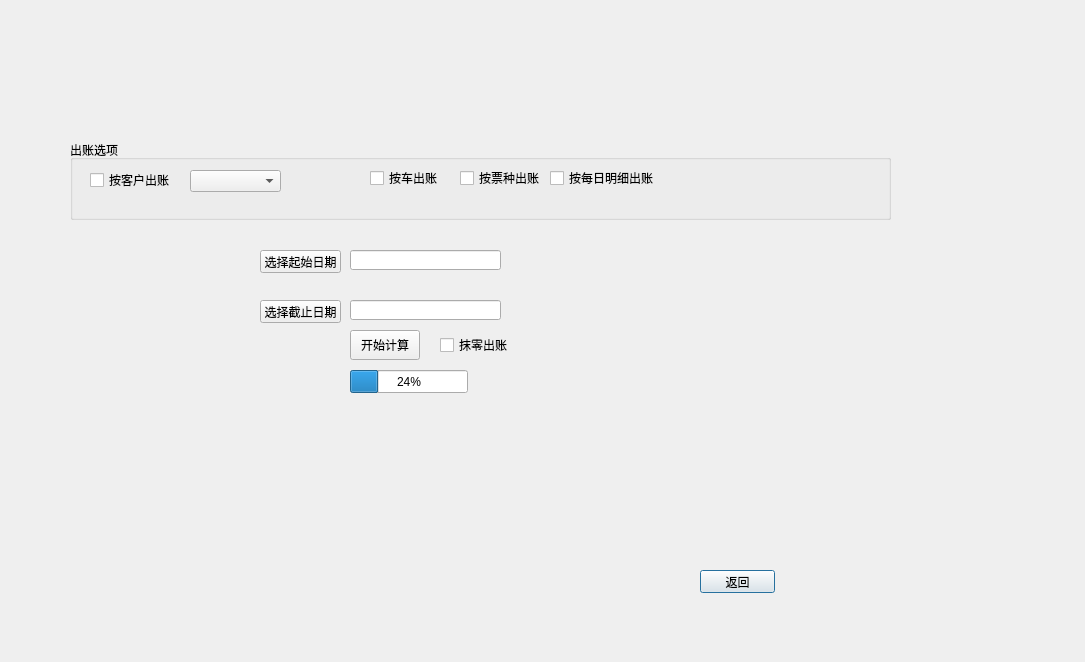
This is ui/account_results.ui in leexuehan/AccountingAssisitor as Qt 5 draws it before an edit. The edited form follows.
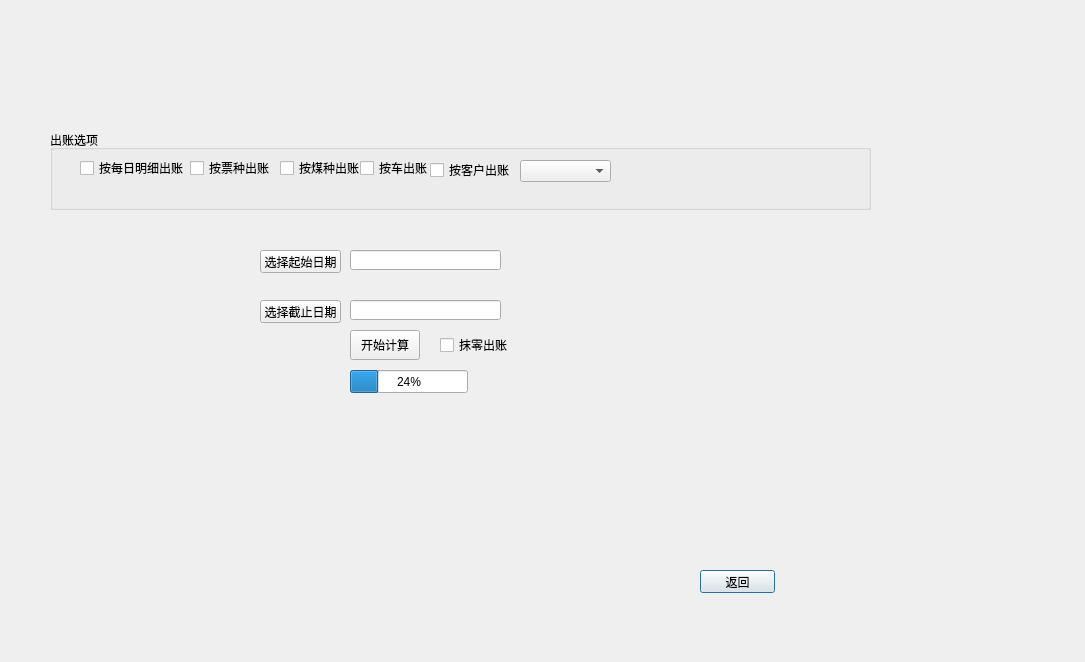
This is the edited form.

```diff
--- a/ui/account_results.ui
+++ b/ui/account_results.ui
@@ -81,8 +81,8 @@
   <widget class="QGroupBox" name="groupBox">
    <property name="geometry">
     <rect>
-     <x>70</x>
-     <y>140</y>
+     <x>50</x>
+     <y>130</y>
      <width>821</width>
      <height>80</height>
     </rect>
@@ -93,7 +93,7 @@
    <widget class="QCheckBox" name="checkBox_4">
     <property name="geometry">
      <rect>
-      <x>480</x>
+      <x>30</x>
       <y>30</y>
       <width>111</width>
       <height>16</height>
@@ -106,7 +106,7 @@
    <widget class="QCheckBox" name="checkBox_2">
     <property name="geometry">
      <rect>
-      <x>300</x>
+      <x>310</x>
       <y>30</y>
       <width>71</width>
       <height>16</height>
@@ -119,7 +119,7 @@
    <widget class="QCheckBox" name="checkBox_3">
     <property name="geometry">
      <rect>
-      <x>390</x>
+      <x>140</x>
       <y>30</y>
       <width>91</width>
       <height>16</height>
@@ -132,7 +132,7 @@
    <widget class="QCheckBox" name="checkBox_5">
     <property name="geometry">
      <rect>
-      <x>20</x>
+      <x>380</x>
       <y>30</y>
       <width>91</width>
       <height>20</height>
@@ -145,13 +145,26 @@
    <widget class="QComboBox" name="people_names">
     <property name="geometry">
      <rect>
-      <x>120</x>
+      <x>470</x>
       <y>30</y>
       <width>91</width>
       <height>22</height>
      </rect>
     </property>
    </widget>
+   <widget class="QCheckBox" name="checkBox_6">
+    <property name="geometry">
+     <rect>
+      <x>230</x>
+      <y>30</y>
+      <width>91</width>
+      <height>16</height>
+     </rect>
+    </property>
+    <property name="text">
+     <string>按煤种出账</string>
+    </property>
+   </widget>
   </widget>
   <widget class="QProgressBar" name="progressBar">
    <property name="geometry">
```
